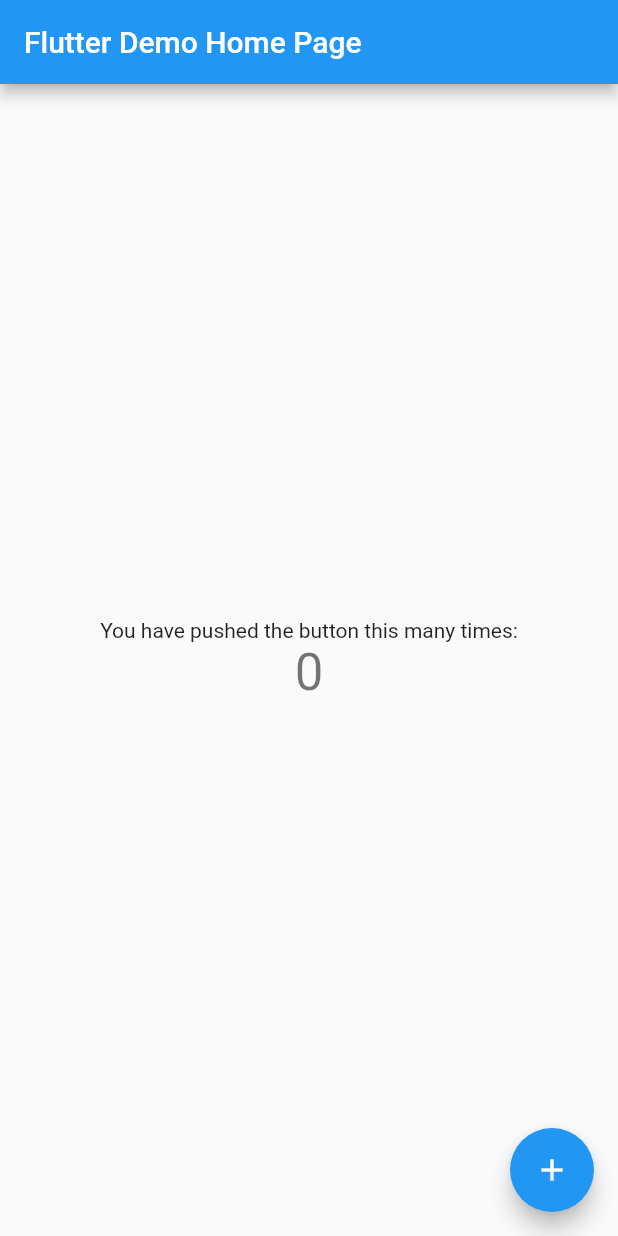
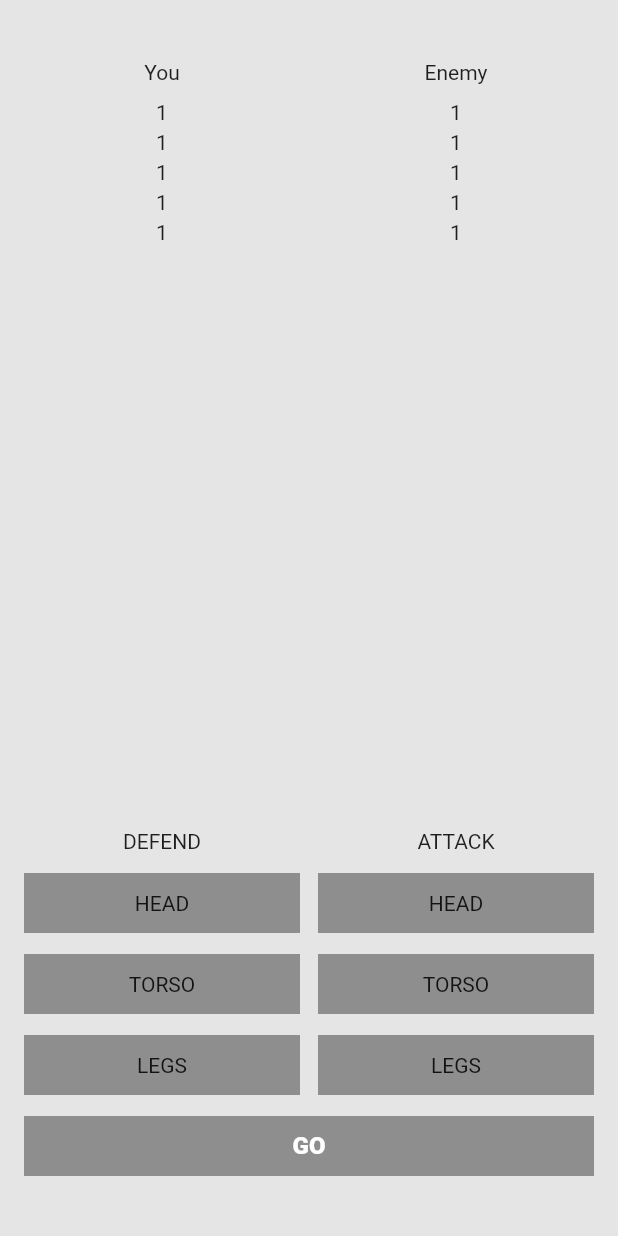
Before and after one commit to Morrowi/flutter_fight_club, a Flutter app: the screen it shows after launch, on a phone screen of 412 x 824 dp. Run offline on Flutter 3.47's test engine with Material 2 defaults, Android fonts, the phone set to English and light mode, and no system bars.

Commit message:
update 1

```diff
--- a/analysis_options.yaml
+++ b/analysis_options.yaml
@@ -7,7 +7,7 @@
 
 # The following line activates a set of recommended lints for Flutter apps,
 # packages, and plugins designed to encourage good coding practices.
-include: package:flutter_lints/flutter.yaml
+#include: package:flutter_lints/flutter.yaml
 
 linter:
   # The lint rules applied to this project can be customized in the
@@ -22,7 +22,7 @@ linter:
   # `// ignore_for_file: name_of_lint` syntax on the line or in the file
   # producing the lint.
   rules:
-    prefer_const_constructors: false
+    #prefer_const_constructors: false
     # avoid_print: false  # Uncomment to disable the `avoid_print` rule
     # prefer_single_quotes: true  # Uncomment to enable the `prefer_single_quotes` rule
 
--- a/lib/main.dart
+++ b/lib/main.dart
@@ -11,105 +11,276 @@ class MyApp extends StatelessWidget {
   @override
   Widget build(BuildContext context) {
     return MaterialApp(
-      title: 'Flutter Demo',
-      theme: ThemeData(
-        // This is the theme of your application.
-        //
-        // Try running your application with "flutter run". You'll see the
-        // application has a blue toolbar. Then, without quitting the app, try
-        // changing the primarySwatch below to Colors.green and then invoke
-        // "hot reload" (press "r" in the console where you ran "flutter run",
-        // or simply save your changes to "hot reload" in a Flutter IDE).
-        // Notice that the counter didn't reset back to zero; the application
-        // is not restarted.
-        primarySwatch: Colors.blue,
-      ),
-      home: const MyHomePage(title: 'Flutter Demo Home Page'),
+      home: const MyHomePage(),
     );
   }
 }
 
 class MyHomePage extends StatefulWidget {
-  const MyHomePage({Key? key, required this.title}) : super(key: key);
-
-  // This widget is the home page of your application. It is stateful, meaning
-  // that it has a State object (defined below) that contains fields that affect
-  // how it looks.
-
-  // This class is the configuration for the state. It holds the values (in this
-  // case the title) provided by the parent (in this case the App widget) and
-  // used by the build method of the State. Fields in a Widget subclass are
-  // always marked "final".
-
-  final String title;
+  const MyHomePage({Key? key}) : super(key: key);
 
   @override
-  State<MyHomePage> createState() => _MyHomePageState();
+  _MyHomePageState createState() => _MyHomePageState();
 }
 
 class _MyHomePageState extends State<MyHomePage> {
-  int _counter = 0;
+  BodyPart? defendingBodyPart;
+  BodyPart? attackingBodyPart;
 
-  void _incrementCounter() {
+  @override
+  Widget build(BuildContext context) {
+    return Scaffold(
+      body: ColoredBox(
+        color: Color.fromRGBO(229, 229, 229, 1),
+        child: Column(
+          children: [
+            SizedBox(height: 40),
+            Row(
+              mainAxisAlignment: MainAxisAlignment.spaceEvenly,
+              crossAxisAlignment: CrossAxisAlignment.start,
+              children: [
+                SizedBox(width: 16),
+                Expanded(
+                  child: Column(
+                    children: [
+                      Center(
+                        child: Text("You"),
+                      ),
+                      SizedBox(
+                        height: 11,
+                      ),
+                      Center(
+                        child: Text("1"),
+                      ),
+                      SizedBox(
+                        height: 4,
+                      ),
+                      Center(
+                        child: Text("1"),
+                      ),
+                      SizedBox(
+                        height: 4,
+                      ),
+                      Center(
+                        child: Text("1"),
+                      ),
+                      SizedBox(
+                        height: 4,
+                      ),
+                      Center(
+                        child: Text("1"),
+                      ),
+                      SizedBox(
+                        height: 4,
+                      ),
+                      Center(
+                        child: Text("1"),
+                      ),
+                    ],
+                  ),
+                ),
+                SizedBox(width: 12),
+                Expanded(
+                  child: Column(
+                    children: [
+                      Center(
+                        child: Text("Enemy"),
+                      ),
+                      SizedBox(
+                        height: 11,
+                      ),
+                      Center(
+                        child: Text("1"),
+                      ),
+                      SizedBox(
+                        height: 4,
+                      ),
+                      Center(
+                        child: Text("1"),
+                      ),
+                      SizedBox(
+                        height: 4,
+                      ),
+                      Center(
+                        child: Text("1"),
+                      ),
+                      SizedBox(
+                        height: 4,
+                      ),
+                      Center(
+                        child: Text("1"),
+                      ),
+                      SizedBox(
+                        height: 4,
+                      ),
+                      Center(
+                        child: Text("1"),
+                      ),
+                    ],
+                  ),
+                ),
+                SizedBox(width: 16),
+              ],
+            ),
+            Expanded(child: SizedBox()),
+            Row(
+              mainAxisAlignment: MainAxisAlignment.center,
+              children: [
+                SizedBox(width: 16),
+                Expanded(
+                  child: Column(
+                    children: [
+                      Text('Defend'.toUpperCase()),
+                      SizedBox(height: 13),
+                      BodyPartButton(
+                        bodyPart: BodyPart.head,
+                        selected: defendingBodyPart == BodyPart.head,
+                        bodyPartSetter: _selectDefenderBodyPart,
+                      ),
+                      SizedBox(height: 14),
+                      BodyPartButton(
+                        bodyPart: BodyPart.torso,
+                        selected: defendingBodyPart == BodyPart.torso,
+                        bodyPartSetter: _selectDefenderBodyPart,
+                      ),
+                      SizedBox(height: 14),
+                      BodyPartButton(
+                        bodyPart: BodyPart.legs,
+                        selected: defendingBodyPart == BodyPart.legs,
+                        bodyPartSetter: _selectDefenderBodyPart,
+                      ),
+                    ],
+                  ),
+                ),
+                SizedBox(width: 12),
+                Expanded(
+                  child: Column(
+                    children: [
+                      Text('Attack'.toUpperCase()),
+                      SizedBox(height: 13),
+                      BodyPartButton(
+                        bodyPart: BodyPart.head,
+                        selected: attackingBodyPart == BodyPart.head,
+                        bodyPartSetter: _selectAttackingBodyPart,
+                      ),
+                      SizedBox(height: 14),
+                      BodyPartButton(
+                        bodyPart: BodyPart.torso,
+                        selected: attackingBodyPart == BodyPart.torso,
+                        bodyPartSetter: _selectAttackingBodyPart,
+                      ),
+                      SizedBox(height: 14),
+                      BodyPartButton(
+                        bodyPart: BodyPart.legs,
+                        selected: attackingBodyPart == BodyPart.legs,
+                        bodyPartSetter: _selectAttackingBodyPart,
+                      ),
+                    ],
+                  ),
+                ),
+                SizedBox(width: 16),
+              ],
+            ),
+            SizedBox(height: 14),
+            Row(
+              children: [
+                SizedBox(width: 16),
+                Expanded(
+                  child: GestureDetector(
+                    onTap: () {
+                      if (attackingBodyPart != null &&
+                          defendingBodyPart != null) {
+                        setState(() {
+                          attackingBodyPart = null;
+                          defendingBodyPart = null;
+                        });
+                      }
+                    },
+                    child: SizedBox(
+                      height: 40,
+                      child: ColoredBox(
+                        color: (attackingBodyPart == null ||
+                                defendingBodyPart == null)
+                            ? Color.fromRGBO(0, 0, 0, 0.38)
+                            : Color.fromRGBO(0, 0, 0, 0.87),
+                        child: Center(
+                          child: Text(
+                            "Go".toUpperCase(),
+                            style: TextStyle(
+                              fontWeight: FontWeight.w900,
+                              fontSize: 16,
+                              color: Colors.white,
+                            ),
+                          ),
+                        ),
+                      ),
+                    ),
+                  ),
+                ),
+                SizedBox(width: 16),
+              ],
+            ),
+            SizedBox(height: 40)
+          ],
+        ),
+      ),
+    );
+  }
+
+  void _selectDefenderBodyPart(final BodyPart value) {
     setState(() {
-      // This call to setState tells the Flutter framework that something has
-      // changed in this State, which causes it to rerun the build method below
-      // so that the display can reflect the updated values. If we changed
-      // _counter without calling setState(), then the build method would not be
-      // called again, and so nothing would appear to happen.
-      _counter++;
+      defendingBodyPart = value;
     });
   }
 
+  void _selectAttackingBodyPart(BodyPart value) {
+    setState(() {
+      attackingBodyPart = value;
+    });
+  }
+}
+
+class BodyPart {
+  final String name;
+
+  const BodyPart._(this.name);
+
+  static const head = BodyPart._("Head");
+  static const torso = BodyPart._("Torso");
+  static const legs = BodyPart._("Legs");
+
+
+
+  @override
+  String toString() {
+    return 'BodyPart{name: $name}';
+  }
+}
+
+class BodyPartButton extends StatelessWidget {
+  final BodyPart bodyPart;
+  final bool selected;
+  final ValueSetter<BodyPart> bodyPartSetter;
+
+  const BodyPartButton({
+    Key? key,
+    required this.bodyPart,
+    required this.selected,
+    required this.bodyPartSetter,
+  }) : super(key: key);
+
   @override
   Widget build(BuildContext context) {
-    // This method is rerun every time setState is called, for instance as done
-    // by the _incrementCounter method above.
-    //
-    // The Flutter framework has been optimized to make rerunning build methods
-    // fast, so that you can just rebuild anything that needs updating rather
-    // than having to individually change instances of widgets.
-    return Scaffold(
-      appBar: AppBar(
-        // Here we take the value from the MyHomePage object that was created by
-        // the App.build method, and use it to set our appbar title.
-        title: Text(widget.title),
-      ),
-      body: Center(
-        // Center is a layout widget. It takes a single child and positions it
-        // in the middle of the parent.
-        child: Column(
-          // Column is also a layout widget. It takes a list of children and
-          // arranges them vertically. By default, it sizes itself to fit its
-          // children horizontally, and tries to be as tall as its parent.
-          //
-          // Invoke "debug painting" (press "p" in the console, choose the
-          // "Toggle Debug Paint" action from the Flutter Inspector in Android
-          // Studio, or the "Toggle Debug Paint" command in Visual Studio Code)
-          // to see the wireframe for each widget.
-          //
-          // Column has various properties to control how it sizes itself and
-          // how it positions its children. Here we use mainAxisAlignment to
-          // center the children vertically; the main axis here is the vertical
-          // axis because Columns are vertical (the cross axis would be
-          // horizontal).
-          mainAxisAlignment: MainAxisAlignment.center,
-          children: <Widget>[
-            const Text(
-              'You have pushed the button this many times:',
-            ),
-            Text(
-              '$_counter',
-              style: Theme.of(context).textTheme.headline4,
-            ),
-          ],
+    return GestureDetector(
+      onTap: () => bodyPartSetter(bodyPart),
+      child: SizedBox(
+        height: 40,
+        child: ColoredBox(
+          color:
+              selected ? const Color.fromRGBO(28, 121, 206, 1) : Colors.black38,
+          child: Center(child: Text(bodyPart.name.toUpperCase())),
         ),
       ),
-      floatingActionButton: FloatingActionButton(
-        onPressed: _incrementCounter,
-        tooltip: 'Increment',
-        child: const Icon(Icons.add),
-      ), // This trailing comma makes auto-formatting nicer for build methods.
     );
   }
 }
```
